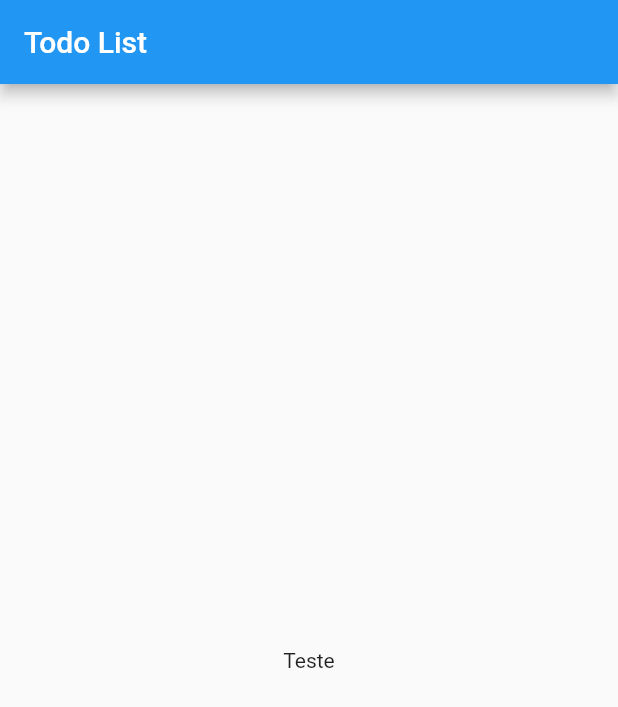
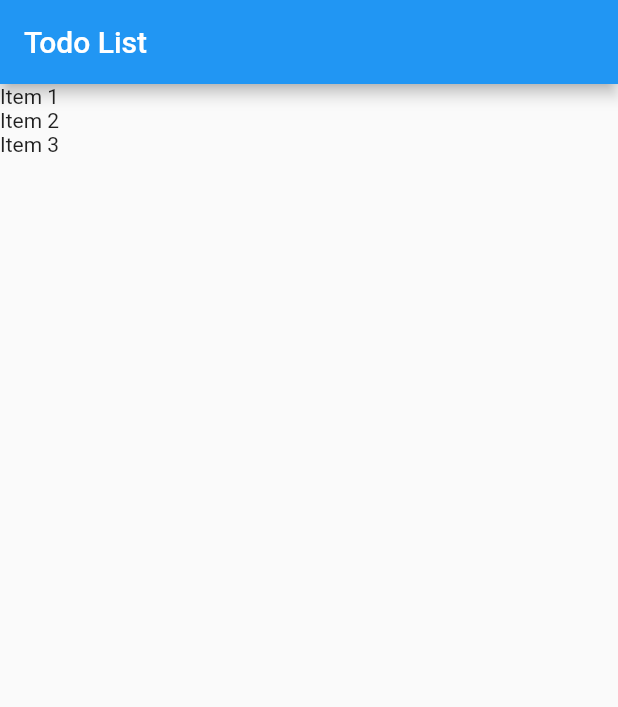
Before and after one commit to santoslucas11/todo, a Flutter app: the screen it shows after launch, on a phone screen of 412 x 824 dp. Shown: the top 707 px of the screen. Run offline on Flutter 3.47's test engine with Material 2 defaults, Android fonts, the phone set to English and light mode, and no system bars.

```diff
--- a/lib/main.dart
+++ b/lib/main.dart
@@ -1,4 +1,5 @@
 import 'package:flutter/material.dart';
+import 'package:todo/models/item.dart';
 
 void main() {
   runApp(App());
@@ -18,17 +19,33 @@ class App extends StatelessWidget {
   }
 }
 
-class HomePage extends StatelessWidget {
+// ignore: must_be_immutable
+class HomePage extends StatefulWidget {
+  var items = <Item>[];
+  HomePage() {
+    items = [];
+
+    items.add(Item(title: "Item 1", done: false));
+    items.add(Item(title: "Item 2", done: true));
+    items.add(Item(title: "Item 3", done: false));
+  }
+
+  @override
+  _HomePageState createState() => _HomePageState();
+}
+
+class _HomePageState extends State<HomePage> {
   @override
   Widget build(BuildContext context) {
     return Scaffold(
       appBar: AppBar(
         title: Text("Todo List"),
       ),
-      body: Container(
-        child: Center(
-          child: Text("Teste"),
-        ),
+      body: ListView.builder(
+        itemCount: widget.items.length,
+        itemBuilder: (BuildContext context, int index) {
+          return Text(widget.items[index].title);
+        },
       ),
     );
   }
```
